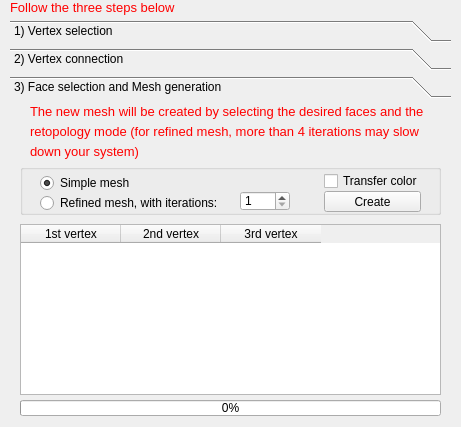
Before: the Qt Designer form src/fgt/edit_topo/edit_topodialog.ui in cnr-isti-vclab/meshlab, drawn with Qt 5.
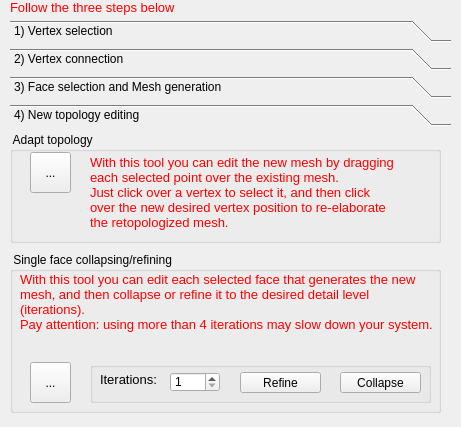
After: the same form once the commit is applied. Icons and pictures are not drawn.

Commit message: Added IU base structure for the 4th step of the retopology process: "New topology editing"

The edit to the form file:
```diff
--- a/src/fgt/edit_topo/edit_topodialog.ui
+++ b/src/fgt/edit_topo/edit_topodialog.ui
@@ -33,7 +33,7 @@
     </font>
    </property>
    <property name="currentIndex" >
-    <number>2</number>
+    <number>3</number>
    </property>
    <widget class="QWidget" name="pageVertexSelect" >
     <property name="geometry" >
@@ -368,7 +368,7 @@
       <x>0</x>
       <y>0</y>
       <width>441</width>
-      <height>314</height>
+      <height>285</height>
      </rect>
     </property>
     <attribute name="label" >
@@ -587,6 +587,235 @@
      </property>
     </widget>
    </widget>
+   <widget class="QWidget" name="page" >
+    <attribute name="label" >
+     <string>4) New topology editing</string>
+    </attribute>
+    <widget class="QGroupBox" name="groupBox_2" >
+     <property name="geometry" >
+      <rect>
+       <x>0</x>
+       <y>0</y>
+       <width>431</width>
+       <height>111</height>
+      </rect>
+     </property>
+     <property name="title" >
+      <string> Adapt topology </string>
+     </property>
+     <widget class="QToolButton" name="ButtonConnectVertex_2" >
+      <property name="geometry" >
+       <rect>
+        <x>20</x>
+        <y>20</y>
+        <width>41</width>
+        <height>41</height>
+       </rect>
+      </property>
+      <property name="toolTip" >
+       <string>&lt;!DOCTYPE HTML PUBLIC "-//W3C//DTD HTML 4.0//EN" "http://www.w3.org/TR/REC-html40/strict.dtd">
+&lt;html>&lt;head>&lt;meta name="qrichtext" content="1" />&lt;style type="text/css">
+p, li { white-space: pre-wrap; }
+&lt;/style>&lt;/head>&lt;body style=" font-family:'MS Shell Dlg 2'; font-size:9pt; font-weight:400; font-style:normal;">
+&lt;p style=" margin-top:0px; margin-bottom:0px; margin-left:0px; margin-right:0px; -qt-block-indent:0; text-indent:0px; font-size:8pt;">Edge creation by vertex connection&lt;/p>&lt;/body>&lt;/html></string>
+      </property>
+      <property name="text" >
+       <string>...</string>
+      </property>
+      <property name="icon" >
+       <iconset resource="../../fgt/editpaint/meshlab.qrc" >
+        <normaloff>:/images/paintbrush-22.png</normaloff>:/images/paintbrush-22.png</iconset>
+      </property>
+      <property name="iconSize" >
+       <size>
+        <width>24</width>
+        <height>24</height>
+       </size>
+      </property>
+      <property name="checked" >
+       <bool>false</bool>
+      </property>
+      <property name="autoExclusive" >
+       <bool>true</bool>
+      </property>
+     </widget>
+     <widget class="QLabel" name="label_7" >
+      <property name="geometry" >
+       <rect>
+        <x>80</x>
+        <y>16</y>
+        <width>341</width>
+        <height>90</height>
+       </rect>
+      </property>
+      <property name="text" >
+       <string>&lt;!DOCTYPE HTML PUBLIC "-//W3C//DTD HTML 4.0//EN" "http://www.w3.org/TR/REC-html40/strict.dtd">
+&lt;html>&lt;head>&lt;meta name="qrichtext" content="1" />&lt;style type="text/css">
+p, li { white-space: pre-wrap; }
+&lt;/style>&lt;/head>&lt;body style=" font-family:'MS Shell Dlg 2'; font-size:9pt; font-weight:400; font-style:normal;">
+&lt;p style=" margin-top:0px; margin-bottom:0px; margin-left:0px; margin-right:0px; -qt-block-indent:0; text-indent:0px; font-size:8pt;">&lt;span style=" font-size:10pt; color:#ff0000;">With this tool you can edit the new mesh by dragging &lt;/span>&lt;/p>
+&lt;p style=" margin-top:0px; margin-bottom:0px; margin-left:0px; margin-right:0px; -qt-block-indent:0; text-indent:0px; font-size:10pt; color:#ff0000;">each selected point over the existing mesh.&lt;/p>
+&lt;p style=" margin-top:0px; margin-bottom:0px; margin-left:0px; margin-right:0px; -qt-block-indent:0; text-indent:0px; font-size:10pt; color:#ff0000;">Just click over a vertex to select it, and then click &lt;/p>
+&lt;p style=" margin-top:0px; margin-bottom:0px; margin-left:0px; margin-right:0px; -qt-block-indent:0; text-indent:0px; font-size:10pt; color:#ff0000;">over the new desired vertex position to re-elaborate&lt;/p>
+&lt;p style=" margin-top:0px; margin-bottom:0px; margin-left:0px; margin-right:0px; -qt-block-indent:0; text-indent:0px; font-size:10pt; color:#ff0000;">the retopologized mesh.&lt;/p>&lt;/body>&lt;/html></string>
+      </property>
+     </widget>
+    </widget>
+    <widget class="QGroupBox" name="groupBox_3" >
+     <property name="geometry" >
+      <rect>
+       <x>0</x>
+       <y>120</y>
+       <width>431</width>
+       <height>161</height>
+      </rect>
+     </property>
+     <property name="title" >
+      <string> Single face collapsing/refining </string>
+     </property>
+     <widget class="QLabel" name="label_8" >
+      <property name="geometry" >
+       <rect>
+        <x>10</x>
+        <y>20</y>
+        <width>421</width>
+        <height>71</height>
+       </rect>
+      </property>
+      <property name="text" >
+       <string>&lt;!DOCTYPE HTML PUBLIC "-//W3C//DTD HTML 4.0//EN" "http://www.w3.org/TR/REC-html40/strict.dtd">
+&lt;html>&lt;head>&lt;meta name="qrichtext" content="1" />&lt;style type="text/css">
+p, li { white-space: pre-wrap; }
+&lt;/style>&lt;/head>&lt;body style=" font-family:'MS Shell Dlg 2'; font-size:9pt; font-weight:400; font-style:normal;">
+&lt;p style=" margin-top:0px; margin-bottom:0px; margin-left:0px; margin-right:0px; -qt-block-indent:0; text-indent:0px; font-size:8pt;">&lt;span style=" font-size:10pt; color:#ff0000;">With this tool you can edit each selected face that generates the new &lt;/span>&lt;/p>
+&lt;p style=" margin-top:0px; margin-bottom:0px; margin-left:0px; margin-right:0px; -qt-block-indent:0; text-indent:0px; font-size:10pt; color:#ff0000;">mesh, and then collapse or refine it to the desired detail level&lt;/p>
+&lt;p style=" margin-top:0px; margin-bottom:0px; margin-left:0px; margin-right:0px; -qt-block-indent:0; text-indent:0px; font-size:10pt; color:#ff0000;">(iterations).&lt;/p>
+&lt;p style=" margin-top:0px; margin-bottom:0px; margin-left:0px; margin-right:0px; -qt-block-indent:0; text-indent:0px; font-size:10pt; color:#ff0000;">Pay attention: using more than 4 iterations may slow down your system.&lt;/p>
+&lt;p style="-qt-paragraph-type:empty; margin-top:0px; margin-bottom:0px; margin-left:0px; margin-right:0px; -qt-block-indent:0; text-indent:0px; font-size:10pt; color:#ff0000;">&lt;/p>
+&lt;p style="-qt-paragraph-type:empty; margin-top:0px; margin-bottom:0px; margin-left:0px; margin-right:0px; -qt-block-indent:0; text-indent:0px; font-size:10pt; color:#ff0000;">&lt;/p>&lt;/body>&lt;/html></string>
+      </property>
+     </widget>
+     <widget class="QToolButton" name="ButtonConnectVertex_3" >
+      <property name="geometry" >
+       <rect>
+        <x>20</x>
+        <y>110</y>
+        <width>41</width>
+        <height>41</height>
+       </rect>
+      </property>
+      <property name="toolTip" >
+       <string>&lt;!DOCTYPE HTML PUBLIC "-//W3C//DTD HTML 4.0//EN" "http://www.w3.org/TR/REC-html40/strict.dtd">
+&lt;html>&lt;head>&lt;meta name="qrichtext" content="1" />&lt;style type="text/css">
+p, li { white-space: pre-wrap; }
+&lt;/style>&lt;/head>&lt;body style=" font-family:'MS Shell Dlg 2'; font-size:9pt; font-weight:400; font-style:normal;">
+&lt;p style=" margin-top:0px; margin-bottom:0px; margin-left:0px; margin-right:0px; -qt-block-indent:0; text-indent:0px; font-size:8pt;">Edge creation by vertex connection&lt;/p>&lt;/body>&lt;/html></string>
+      </property>
+      <property name="text" >
+       <string>...</string>
+      </property>
+      <property name="icon" >
+       <iconset resource="../../fgt/editpaint/meshlab.qrc" >
+        <normaloff>:/images/paintbrush-22.png</normaloff>:/images/paintbrush-22.png</iconset>
+      </property>
+      <property name="iconSize" >
+       <size>
+        <width>24</width>
+        <height>24</height>
+       </size>
+      </property>
+      <property name="checked" >
+       <bool>false</bool>
+      </property>
+      <property name="autoExclusive" >
+       <bool>true</bool>
+      </property>
+     </widget>
+     <widget class="QGroupBox" name="groupBox_4" >
+      <property name="geometry" >
+       <rect>
+        <x>80</x>
+        <y>110</y>
+        <width>341</width>
+        <height>41</height>
+       </rect>
+      </property>
+      <widget class="QLabel" name="label_9" >
+       <property name="geometry" >
+        <rect>
+         <x>10</x>
+         <y>10</y>
+         <width>71</width>
+         <height>16</height>
+        </rect>
+       </property>
+       <property name="text" >
+        <string>&lt;!DOCTYPE HTML PUBLIC "-//W3C//DTD HTML 4.0//EN" "http://www.w3.org/TR/REC-html40/strict.dtd">
+&lt;html>&lt;head>&lt;meta name="qrichtext" content="1" />&lt;style type="text/css">
+p, li { white-space: pre-wrap; }
+&lt;/style>&lt;/head>&lt;body style=" font-family:'MS Shell Dlg 2'; font-size:9pt; font-weight:400; font-style:normal;">
+&lt;p style=" margin-top:0px; margin-bottom:0px; margin-left:0px; margin-right:0px; -qt-block-indent:0; text-indent:0px; font-size:8pt;">&lt;span style=" font-size:10pt; color:#000000;">Iterations:&lt;/span>&lt;/p>&lt;/body>&lt;/html></string>
+       </property>
+      </widget>
+      <widget class="QSpinBox" name="TextEditIterations_2" >
+       <property name="geometry" >
+        <rect>
+         <x>80</x>
+         <y>10</y>
+         <width>50</width>
+         <height>20</height>
+        </rect>
+       </property>
+       <property name="minimum" >
+        <number>1</number>
+       </property>
+       <property name="maximum" >
+        <number>10</number>
+       </property>
+      </widget>
+      <widget class="QPushButton" name="ButtonMeshCreate_2" >
+       <property name="geometry" >
+        <rect>
+         <x>150</x>
+         <y>10</y>
+         <width>81</width>
+         <height>21</height>
+        </rect>
+       </property>
+       <property name="toolTip" >
+        <string>&lt;!DOCTYPE HTML PUBLIC "-//W3C//DTD HTML 4.0//EN" "http://www.w3.org/TR/REC-html40/strict.dtd">
+&lt;html>&lt;head>&lt;meta name="qrichtext" content="1" />&lt;style type="text/css">
+p, li { white-space: pre-wrap; }
+&lt;/style>&lt;/head>&lt;body style=" font-family:'MS Shell Dlg 2'; font-size:9pt; font-weight:400; font-style:normal;">
+&lt;p style=" margin-top:0px; margin-bottom:0px; margin-left:0px; margin-right:0px; -qt-block-indent:0; text-indent:0px;">Creates the retpologized mesh as a new document layer&lt;/p>&lt;/body>&lt;/html></string>
+       </property>
+       <property name="text" >
+        <string>Refine</string>
+       </property>
+      </widget>
+      <widget class="QPushButton" name="ButtonMeshCreate_3" >
+       <property name="geometry" >
+        <rect>
+         <x>250</x>
+         <y>10</y>
+         <width>81</width>
+         <height>21</height>
+        </rect>
+       </property>
+       <property name="toolTip" >
+        <string>&lt;!DOCTYPE HTML PUBLIC "-//W3C//DTD HTML 4.0//EN" "http://www.w3.org/TR/REC-html40/strict.dtd">
+&lt;html>&lt;head>&lt;meta name="qrichtext" content="1" />&lt;style type="text/css">
+p, li { white-space: pre-wrap; }
+&lt;/style>&lt;/head>&lt;body style=" font-family:'MS Shell Dlg 2'; font-size:9pt; font-weight:400; font-style:normal;">
+&lt;p style=" margin-top:0px; margin-bottom:0px; margin-left:0px; margin-right:0px; -qt-block-indent:0; text-indent:0px;">Creates the retpologized mesh as a new document layer&lt;/p>&lt;/body>&lt;/html></string>
+       </property>
+       <property name="text" >
+        <string>Collapse</string>
+       </property>
+      </widget>
+     </widget>
+    </widget>
+   </widget>
   </widget>
   <widget class="QLabel" name="label" >
    <property name="geometry" >
```
Left out of the diff: 4 changed lines with no effect on the pictures. The commit also changes 4 other files.
